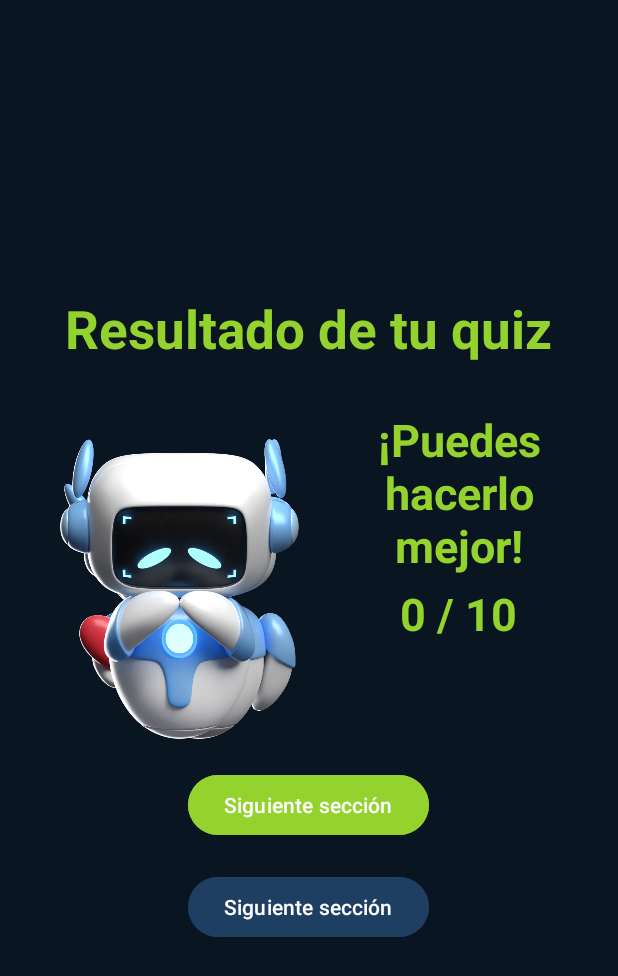
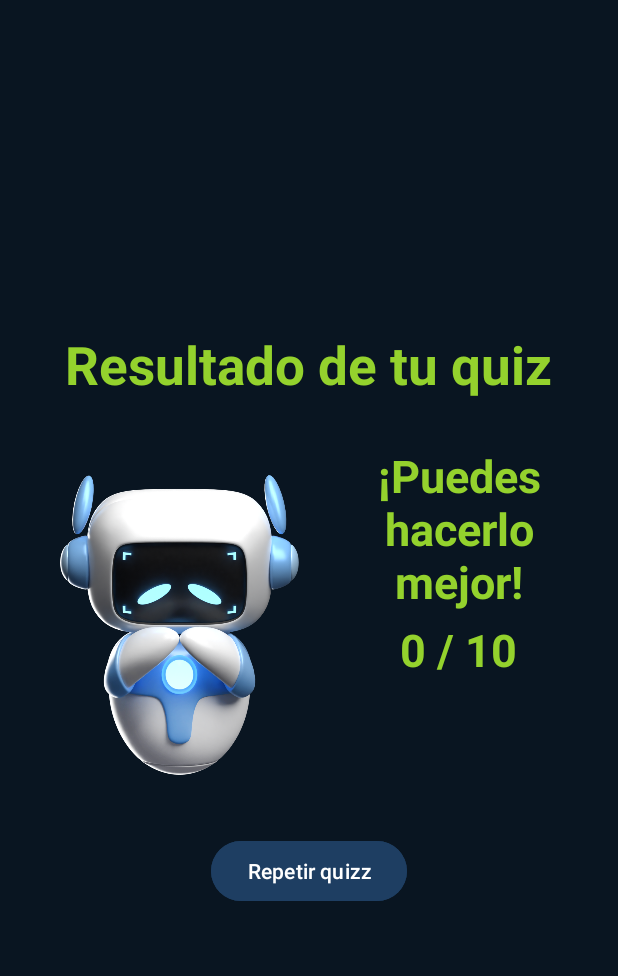
Before and after one commit to lifm9816/FunnyMath, an Android app: the Quiz_result screen opened directly, with no data from a screen before it, on a phone screen of 412 x 824 dp. Shown: the top 976 px of the screen. Run offline under Robolectric (Android 15) with nearby library versions, the light colour scheme and no system bars.

Commit message:
Correcciones del quiz

```diff
--- a/app/src/main/java/com/example/funnymath_Luis_Ignacio_Flores_Martinez/Quiz_result.java
+++ b/app/src/main/java/com/example/funnymath_Luis_Ignacio_Flores_Martinez/Quiz_result.java
@@ -1,6 +1,8 @@
 package com.example.funnymath_Luis_Ignacio_Flores_Martinez;
 
+import android.content.Intent;
 import android.os.Bundle;
+import android.view.View;
 import android.widget.Button;
 import android.widget.ImageView;
 import android.widget.TextView;
@@ -28,17 +30,26 @@ public class Quiz_result extends AppCompatActivity {
         int score = getIntent().getIntExtra("score", 0); // Obtener la puntuación
         resultText.setText(String.valueOf(score)); // Mostrar la puntuación
 
+        nextSectionButton.setOnClickListener(v -> goSection(Difference_squares.class));
+        repeatQuizButton.setOnClickListener(v -> goSection(Common_factor_quizz.class));
+
         // Configurar la vista según la puntuación
         if (score >= 7) { // Aprobar
             resultImage.setImageResource(R.drawable.heart); // Cambiar la imagen
             resultMessage.setText("¡Felicidades!");
-            nextSectionButton.setEnabled(true);
-            repeatQuizButton.setEnabled(false);
+            nextSectionButton.setVisibility(View.VISIBLE); // Mostrar botón "Siguiente sección"
+            repeatQuizButton.setVisibility(View.GONE);
         } else { // Reprobar
             resultImage.setImageResource(R.drawable.sad); // Cambiar la imagen
             resultMessage.setText("¡Puedes hacerlo mejor!");
-            nextSectionButton.setEnabled(false);
-            repeatQuizButton.setEnabled(true);
+            nextSectionButton.setVisibility(View.GONE);    // Ocultar botón "Siguiente sección"
+            repeatQuizButton.setVisibility(View.VISIBLE);
         }
     }
+
+    private void goSection(Class<?> activity){
+        Intent intent = new Intent(Quiz_result.this, activity);
+        startActivity(intent);
+        finish();
+    }
 }
--- a/app/src/main/res/layout/activity_quiz_result.xml
+++ b/app/src/main/res/layout/activity_quiz_result.xml
@@ -35,8 +35,7 @@
                 android:id="@+id/result_image"
                 android:layout_marginTop="20dp"
                 android:layout_width="200dp"
-                android:layout_height="200dp"
-                android:background="@drawable/heart"/>
+                android:layout_height="200dp" />
 
             <LinearLayout
                 android:layout_width="wrap_content"
@@ -108,7 +107,7 @@
             android:layout_height="wrap_content"
             android:backgroundTint="@color/blue_card"
             android:textColor="@color/white"
-            android:text="Siguiente sección"
+            android:text="Repetir quizz"
             android:layout_gravity="center"/>
 
     </LinearLayout>
```
Also changed, not shown: app/src/main/java/com/example/funnymath_Luis_Ignacio_Flores_Martinez/Common_factor_quizz.java (+15 -2 lines).
